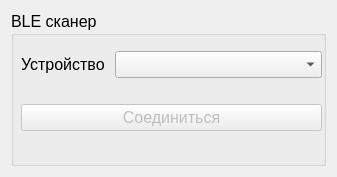
Above: resources/frm_online_scanner.ui from mcsltd/mcs-inRat-monitor before the change. Below: the same form after it.
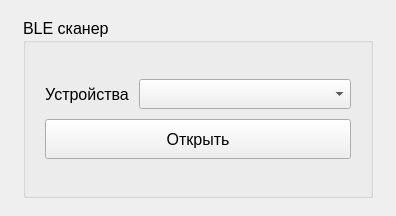
That is the form after the change.

Commit message: normalize frame for control scanner

What changed in the file:
```diff
--- a/resources/frm_online_scanner.ui
+++ b/resources/frm_online_scanner.ui
@@ -6,65 +6,88 @@
    <rect>
     <x>0</x>
     <y>0</y>
-    <width>337</width>
-    <height>177</height>
+    <width>396</width>
+    <height>216</height>
    </rect>
   </property>
-  <property name="sizePolicy">
-   <sizepolicy hsizetype="Preferred" vsizetype="Preferred">
-    <horstretch>0</horstretch>
-    <verstretch>0</verstretch>
-   </sizepolicy>
+  <property name="minimumSize">
+   <size>
+    <width>300</width>
+    <height>0</height>
+   </size>
   </property>
   <property name="windowTitle">
    <string>Frame</string>
   </property>
+  <layout class="QGridLayout" name="gridLayout_2">
+   <item row="0" column="0">
   <layout class="QGridLayout" name="gridLayout">
+     <property name="leftMargin">
+      <number>5</number>
+     </property>
+     <property name="topMargin">
+      <number>5</number>
+     </property>
+     <property name="rightMargin">
+      <number>5</number>
+     </property>
+     <property name="bottomMargin">
+      <number>5</number>
+     </property>
    <item row="0" column="0">
     <widget class="QGroupBox" name="groupBox">
      <property name="sizePolicy">
-      <sizepolicy hsizetype="Preferred" vsizetype="Expanding">
+        <sizepolicy hsizetype="Fixed" vsizetype="Fixed">
        <horstretch>0</horstretch>
        <verstretch>0</verstretch>
       </sizepolicy>
      </property>
+       <property name="minimumSize">
+        <size>
+         <width>350</width>
+         <height>180</height>
+        </size>
+       </property>
      <property name="font">
       <font>
        <pointsize>12</pointsize>
       </font>
      </property>
      <property name="title">
-      <string>BLE cканер</string>
-     </property>
-     <widget class="QWidget" name="verticalLayoutWidget">
-      <property name="geometry">
-       <rect>
-        <x>10</x>
-        <y>20</y>
-        <width>301</width>
-        <height>121</height>
-       </rect>
-      </property>
-      <property name="font">
-       <font>
-        <pointsize>12</pointsize>
-       </font>
-      </property>
+        <string>BLE сканер</string>
+       </property>
+       <layout class="QGridLayout" name="gridLayout_3">
+        <item row="0" column="0">
       <layout class="QVBoxLayout" name="verticalLayout">
+          <property name="spacing">
+           <number>10</number>
+          </property>
+          <property name="leftMargin">
+           <number>10</number>
+          </property>
+          <property name="topMargin">
+           <number>10</number>
+          </property>
+          <property name="rightMargin">
+           <number>10</number>
+          </property>
+          <property name="bottomMargin">
+           <number>10</number>
+          </property>
        <item>
         <layout class="QHBoxLayout" name="horizontalLayoutDevice">
          <item>
           <widget class="QLabel" name="labelDevice">
            <property name="sizePolicy">
-            <sizepolicy hsizetype="Minimum" vsizetype="Fixed">
+               <sizepolicy hsizetype="Fixed" vsizetype="Fixed">
              <horstretch>0</horstretch>
              <verstretch>0</verstretch>
             </sizepolicy>
            </property>
-           <property name="maximumSize">
+              <property name="minimumSize">
             <size>
-             <width>88</width>
-             <height>16777215</height>
+                <width>80</width>
+                <height>30</height>
             </size>
            </property>
            <property name="font">
@@ -73,18 +96,27 @@
             </font>
            </property>
            <property name="text">
-            <string>Устройство</string>
+               <string>Устройства</string>
+              </property>
+              <property name="alignment">
+               <set>Qt::AlignmentFlag::AlignCenter</set>
            </property>
           </widget>
          </item>
          <item>
           <widget class="QComboBox" name="comboBoxDevice">
            <property name="sizePolicy">
-            <sizepolicy hsizetype="Minimum" vsizetype="Fixed">
+               <sizepolicy hsizetype="Expanding" vsizetype="Fixed">
              <horstretch>0</horstretch>
              <verstretch>0</verstretch>
             </sizepolicy>
            </property>
+              <property name="minimumSize">
+               <size>
+                <width>0</width>
+                <height>30</height>
+               </size>
+              </property>
            <property name="font">
             <font>
              <pointsize>12</pointsize>
@@ -96,8 +128,17 @@
        </item>
        <item>
         <widget class="QPushButton" name="pushButtonOpen">
-         <property name="enabled">
-          <bool>false</bool>
+            <property name="sizePolicy">
+             <sizepolicy hsizetype="Expanding" vsizetype="Fixed">
+              <horstretch>0</horstretch>
+              <verstretch>0</verstretch>
+             </sizepolicy>
+            </property>
+            <property name="minimumSize">
+             <size>
+              <width>0</width>
+              <height>40</height>
+             </size>
          </property>
          <property name="font">
           <font>
@@ -105,13 +146,16 @@
           </font>
          </property>
          <property name="text">
-          <string>Соединиться</string>
+             <string>Открыть</string>
          </property>
         </widget>
        </item>
       </layout>
-     </widget>
-    </widget>
+        </item>
+       </layout>
+      </widget>
+     </item>
+    </layout>
    </item>
   </layout>
  </widget>
```
Left out of the diff: 2 changed lines with no effect on the pictures. Lines whose indentation alone changed are shown as unchanged. The commit also changes 8 other files.
